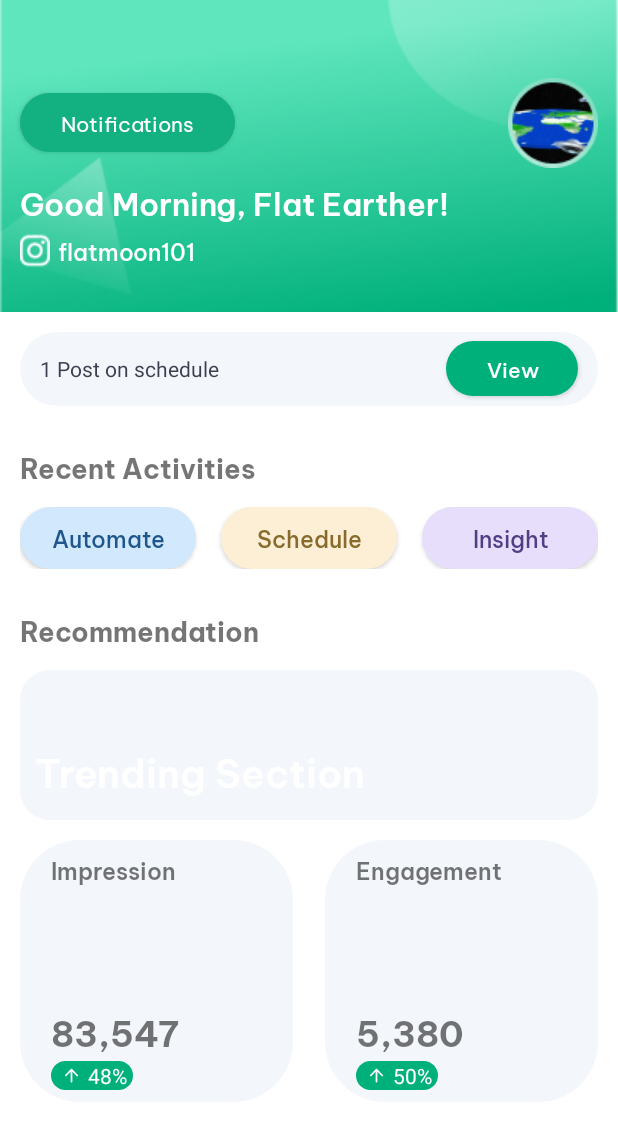
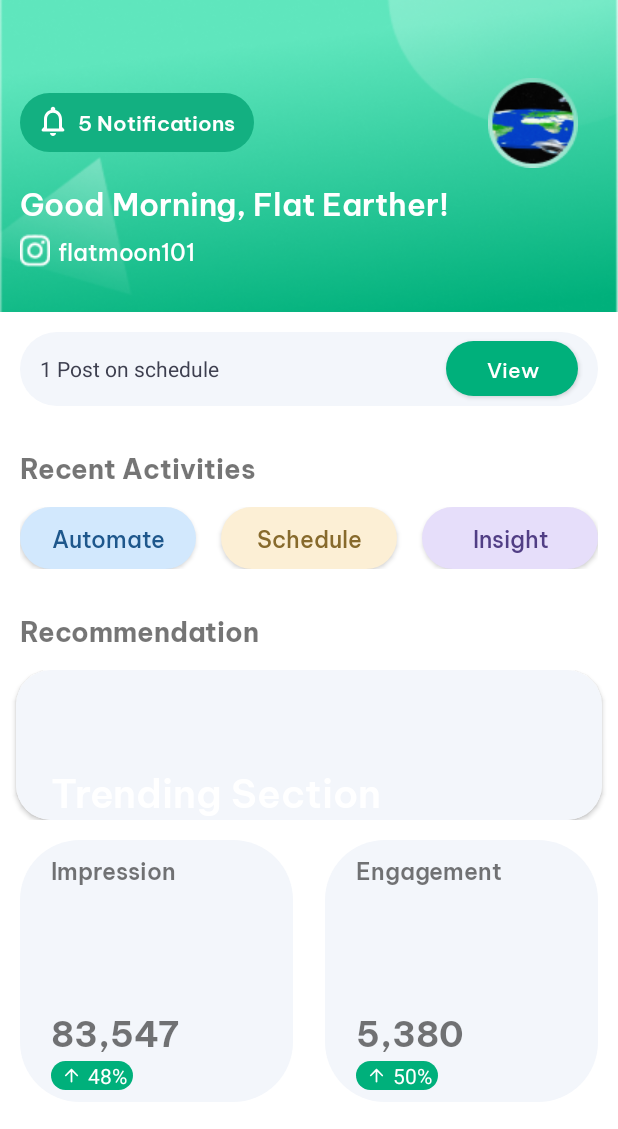
Before and after one commit to prammmoe/TI-mobile-prog-23, an Android app: the layout fragment_home.xml on its own in the app's theme, with its tools: preview values and no code run, on a phone screen of 412 x 824 dp. Shown: the top 1129 px of the screen. Run offline under Robolectric (Android 15) with nearby library versions, the phone set to English and light mode, and no system bars.

Commit message:
feat(home): finished build UI, add border radius to trending section, and fix btm nav color logic

```diff
--- a/app/src/main/java/com/example/metricv2/fragments/HomeFragment.kt
+++ b/app/src/main/java/com/example/metricv2/fragments/HomeFragment.kt
@@ -1,18 +1,19 @@
 package com.example.metricv2.fragments
 
+import android.graphics.PorterDuff
+import android.graphics.PorterDuffColorFilter
 import android.os.Bundle
 import android.view.LayoutInflater
+import android.view.MotionEvent
 import android.view.View
 import android.view.ViewGroup
-import android.widget.TextView
+import android.widget.Button
+import androidx.constraintlayout.widget.ConstraintSet.Motion
 import androidx.fragment.app.Fragment
 import androidx.lifecycle.ViewModelProviders
-import androidx.navigation.fragment.findNavController
 import com.bumptech.glide.Glide
-import com.example.metricv2.R
 import com.example.metricv2.databinding.FragmentHomeBinding
 import com.example.metricv2.viewmodel.HomeViewModel
-import com.google.android.material.bottomnavigation.BottomNavigationView
 
 class HomeFragment : Fragment() {
 
@@ -39,6 +40,21 @@ class HomeFragment : Fragment() {
         observeRandomFood()
 
     }
+    fun buttonEffect(button: View) {
+        button.setOnTouchListener { v, event ->
+            when (event.action) {
+                MotionEvent.ACTION_DOWN -> {
+                    v.background.setColorFilter(-0x1f0b8adf, PorterDuff.Mode.SRC_ATOP)
+                    v.invalidate()
+                }
+                MotionEvent.ACTION_UP -> {
+                    v.background.clearColorFilter()
+                    v.invalidate()
+                }
+            }
+            false
+        }
+    }
 
     private fun observeRandomFood() {
         homeMVVM.observeRandomFoodLiveData().observe(viewLifecycleOwner
--- /dev/null
+++ b/app/src/main/res/drawable/round_notifications_none_24.xml
@@ -0,0 +1,5 @@
+<vector android:height="24dp" android:tint="#000000"
+    android:viewportHeight="24" android:viewportWidth="24"
+    android:width="24dp" xmlns:android="http://schemas.android.com/apk/res/android">
+    <path android:fillColor="@android:color/white" android:pathData="M19.29,17.29L18,16v-5c0,-3.07 -1.64,-5.64 -4.5,-6.32L13.5,4c0,-0.83 -0.67,-1.5 -1.5,-1.5s-1.5,0.67 -1.5,1.5v0.68C7.63,5.36 6,7.92 6,11v5l-1.29,1.29c-0.63,0.63 -0.19,1.71 0.7,1.71h13.17c0.9,0 1.34,-1.08 0.71,-1.71zM16,17L8,17v-6c0,-2.48 1.51,-4.5 4,-4.5s4,2.02 4,4.5v6zM12,22c1.1,0 2,-0.9 2,-2h-4c0,1.1 0.89,2 2,2z"/>
+</vector>
--- a/app/src/main/res/layout/activity_main.xml
+++ b/app/src/main/res/layout/activity_main.xml
@@ -23,6 +23,7 @@
         android:layout_height="wrap_content"
         app:layout_constraintStart_toStartOf="parent"
         app:layout_constraintEnd_toEndOf="parent"
+        android:background="@color/white"
         app:layout_constraintBottom_toBottomOf="parent"
         app:menu="@menu/btm_menu"/>
 
--- a/app/src/main/res/layout/fragment_home.xml
+++ b/app/src/main/res/layout/fragment_home.xml
@@ -29,12 +29,20 @@
                 android:layout_height="wrap_content"
                 android:layout_marginTop="@dimen/_40sdp"
                 android:gravity="center_vertical"
+                android:orientation="horizontal"
                 app:layout_constraintStart_toStartOf="parent"
                 app:layout_constraintTop_toTopOf="parent" >
 
-                <android.widget.Button
+
+                <FrameLayout
+                    android:id="@+id/frame_layout_header"
+                    android:layout_width="wrap_content"
+                    android:layout_height="wrap_content"
+                    >
+
+                    <ImageButton
                         android:id="@+id/notif_btn"
-                    android:layout_width="@dimen/_110sdp"
+                        android:layout_width="@dimen/_120sdp"
                         android:layout_height="@dimen/_30sdp"
                         android:paddingTop="@dimen/_6sdp"
                         android:paddingBottom="@dimen/_6sdp"
@@ -46,14 +54,36 @@
                         android:fontFamily="@font/be_vietnam_pro_regular"
                         android:text="Notifications"
                         android:textColor="@color/white"
-                    android:textAllCaps="false" />
+                        android:textAllCaps="false"/>
+
+                    <ImageView
+                        android:layout_width="wrap_content"
+                        android:layout_height="wrap_content"
+                        android:src="@drawable/round_notifications_none_24"
+                        app:tint="@color/white"
+                        android:layout_marginTop="@dimen/_5sdp"
+                        android:layout_marginStart="@dimen/_18sdp"
+                        />
+
+                    <TextView
+                        android:layout_width="wrap_content"
+                        android:layout_height="wrap_content"
+                        android:text="5 Notifications"
+                        android:layout_marginTop="@dimen/_6sdp"
+                        android:fontFamily="@font/be_vietnam_pro_semibold"
+                        android:textColor="@color/white"
+                        android:layout_marginLeft="@dimen/_40sdp"
+                        />
+
+                </FrameLayout>
 
                 <ImageButton
                     android:id="@+id/profile_view"
                     android:layout_width="wrap_content"
                     android:layout_height="wrap_content"
                     android:background="@drawable/img"
-                    android:layout_marginStart="@dimen/_140sdp" />
+                    android:layout_marginLeft="@dimen/_120sdp" />
+
             </LinearLayout>
 
             <TextView
@@ -216,20 +246,27 @@
                 android:id="@+id/frame_layout"
                 android:layout_width="match_parent"
                 android:layout_height="wrap_content"
+                android:layout_marginTop="@dimen/_10sdp"
                 app:layout_constraintStart_toStartOf="@+id/user_name"
                 app:layout_constraintTop_toBottomOf="@+id/recommendation">
+
+                <androidx.cardview.widget.CardView
+                    android:layout_width="match_parent"
+                    android:layout_height="wrap_content"
+                    android:layout_marginStart="@dimen/_8sdp"
+                    android:layout_marginEnd="@dimen/_8sdp"
+                    app:cardCornerRadius="@dimen/_18sdp"
+                    app:layout_constraintStart_toStartOf="@+id/user_name"
+                    app:layout_constraintTop_toBottomOf="@+id/recommendation"
+                    app:cardUseCompatPadding="false"
+                    >
 
                     <ImageButton
                         android:id="@+id/trending_section"
                         android:layout_width="match_parent"
-                    android:layout_height="wrap_content"
-                    android:layout_marginTop="@dimen/_10sdp"
-                    android:layout_marginLeft="@dimen/_10sdp"
-                    android:layout_marginRight="@dimen/_10sdp"
-                    app:layout_constraintStart_toStartOf="@+id/user_name"
-                    app:layout_constraintTop_toBottomOf="@+id/recommendation"
+                        android:layout_height="match_parent"
                         android:background="@drawable/roundcorner"
-                    android:textColor="@color/white"
+                        android:backgroundTint="#F3F6FB"
                         android:gravity="bottom"
                         android:scaleType="centerCrop"
                         android:textAllCaps="false"/>
@@ -249,6 +286,8 @@
                         >
 
                     </TextView>
+
+                </androidx.cardview.widget.CardView>
 
             </FrameLayout>
 
@@ -385,4 +424,6 @@
         </androidx.constraintlayout.widget.ConstraintLayout>
     </androidx.core.widget.NestedScrollView>
 
+
+
 </androidx.constraintlayout.widget.ConstraintLayout>
--- a/app/src/main/res/menu/btm_menu.xml
+++ b/app/src/main/res/menu/btm_menu.xml
@@ -4,8 +4,7 @@
         android:id="@+id/homeFragment"
         android:icon="@drawable/home"
         android:title="Home"
-        android:color="@color/metric_green"
-        android:iconTint="@color/green_splash" />
+        android:color="@color/metric_green" />
 
     <item
         android:id="@+id/trendsFragment"
--- a/app/src/main/res/values/themes.xml
+++ b/app/src/main/res/values/themes.xml
@@ -3,6 +3,7 @@
     <style name="Base.Theme.MetricV2" parent="Theme.MaterialComponents.Light.NoActionBar">
         <!-- Customize your light theme here. -->
         <!-- <item name="colorPrimary">@color/my_light_primary</item> -->
+        <item name="colorPrimary">@color/metric_green</item>
     </style>
 
     <style name="Theme.MetricV2" parent="Base.Theme.MetricV2" />
```
Lines whose indentation alone changed are shown as unchanged.
